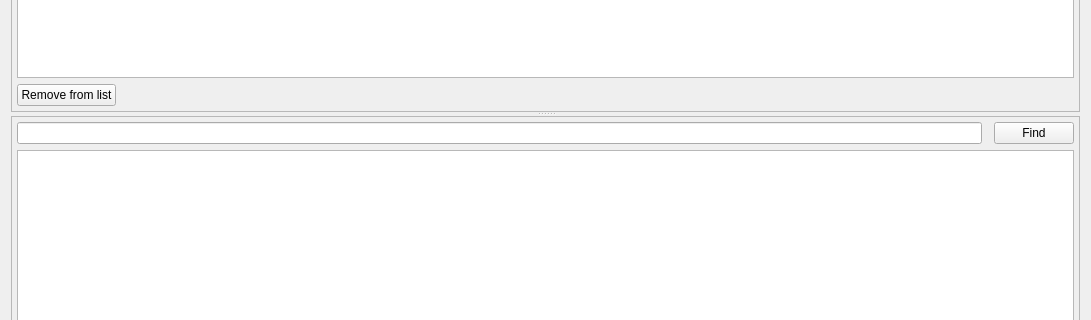
First picture: the form in mainwindow.ui, repository IEclipseI/Folder_analyzer, before the edit; both pictures show x 0 to 1091 and y 240 to 560 of the 1091 by 679 pixel window.
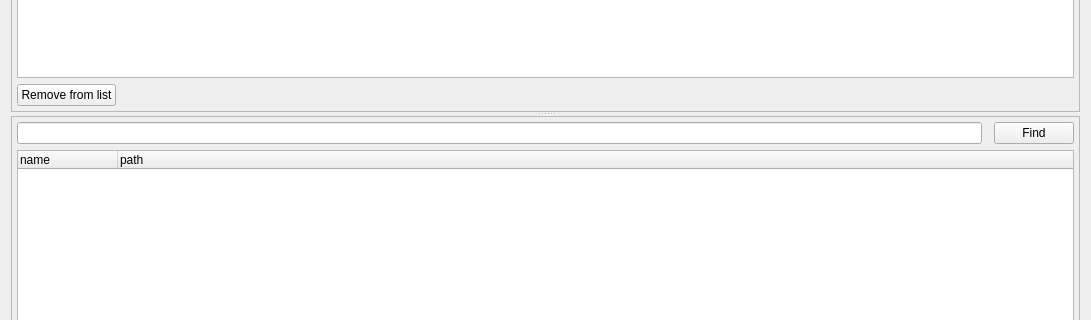
Second picture: the form after the edit.

Patch:
```diff
--- a/mainwindow.ui
+++ b/mainwindow.ui
@@ -178,7 +178,7 @@
            <bool>true</bool>
           </property>
           <attribute name="headerVisible">
-           <bool>false</bool>
+           <bool>true</bool>
           </attribute>
           <attribute name="headerHighlightSections">
            <bool>false</bool>
```
